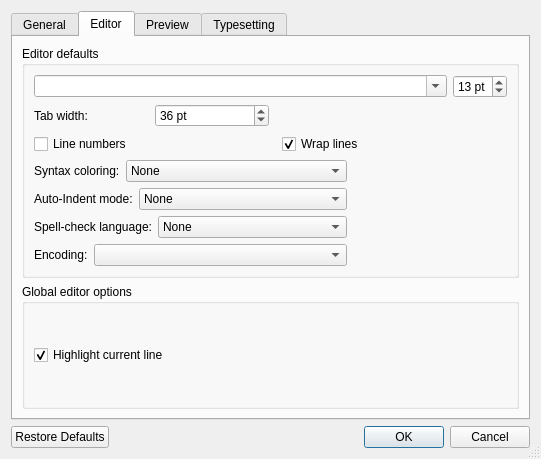
Sharpie/TeXworks, file src/PrefsDialog.ui: the form before one commit.
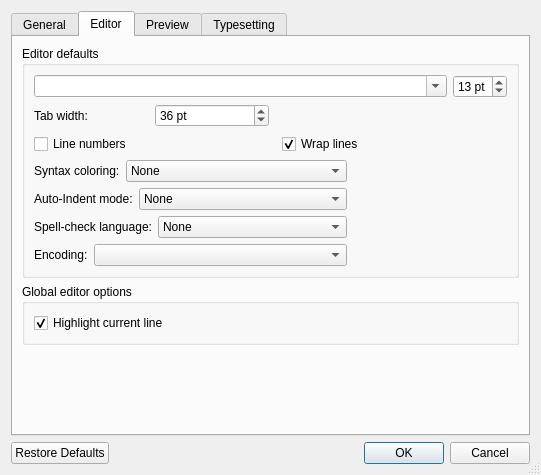
The form after the commit. The open tabs and pages were chosen to show the change. Icons and pictures are not drawn.

Commit message: spacing fix for prefs/editor panel; miktex 2.8 path

What changed in the file:
```diff
--- a/src/PrefsDialog.ui
+++ b/src/PrefsDialog.ui
@@ -7,7 +7,7 @@
     <x>0</x>
     <y>0</y>
     <width>541</width>
-    <height>459</height>
+    <height>475</height>
    </rect>
   </property>
   <property name="windowTitle">
@@ -450,6 +450,19 @@
          </layout>
         </widget>
        </item>
+       <item row="2" column="0">
+        <spacer name="verticalSpacer">
+         <property name="orientation">
+          <enum>Qt::Vertical</enum>
+         </property>
+         <property name="sizeHint" stdset="0">
+          <size>
+           <width>20</width>
+           <height>40</height>
+          </size>
+         </property>
+        </spacer>
+       </item>
       </layout>
      </widget>
      <widget class="QWidget" name="tab_preview">
```
The commit also changes 1 other file.
